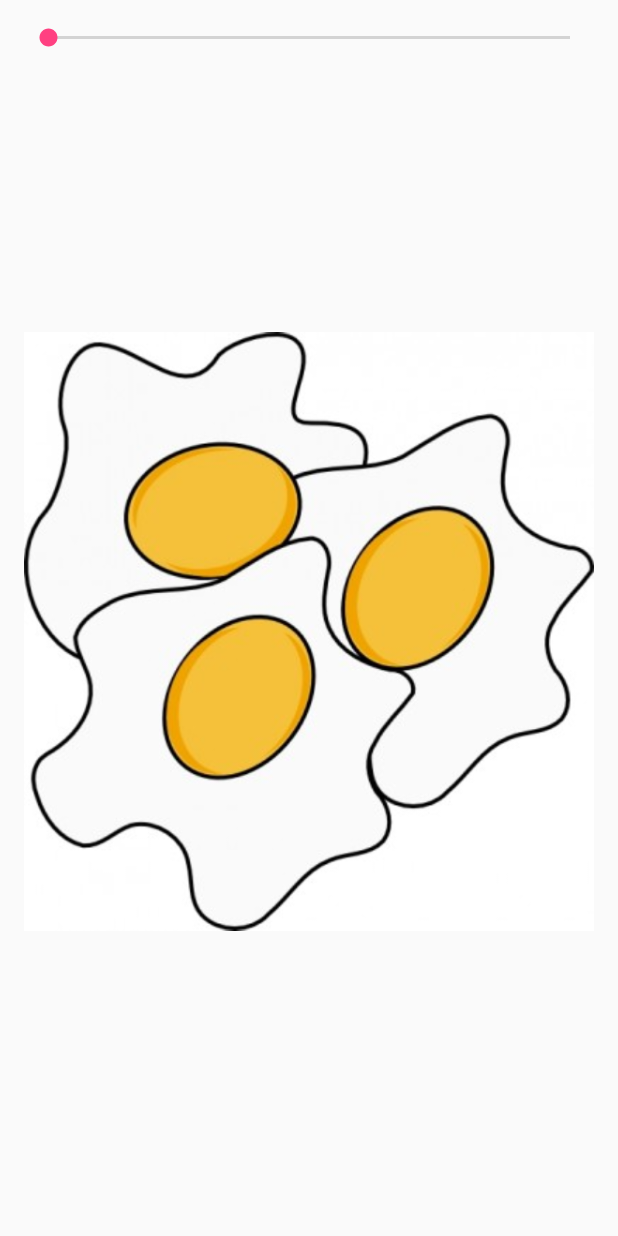
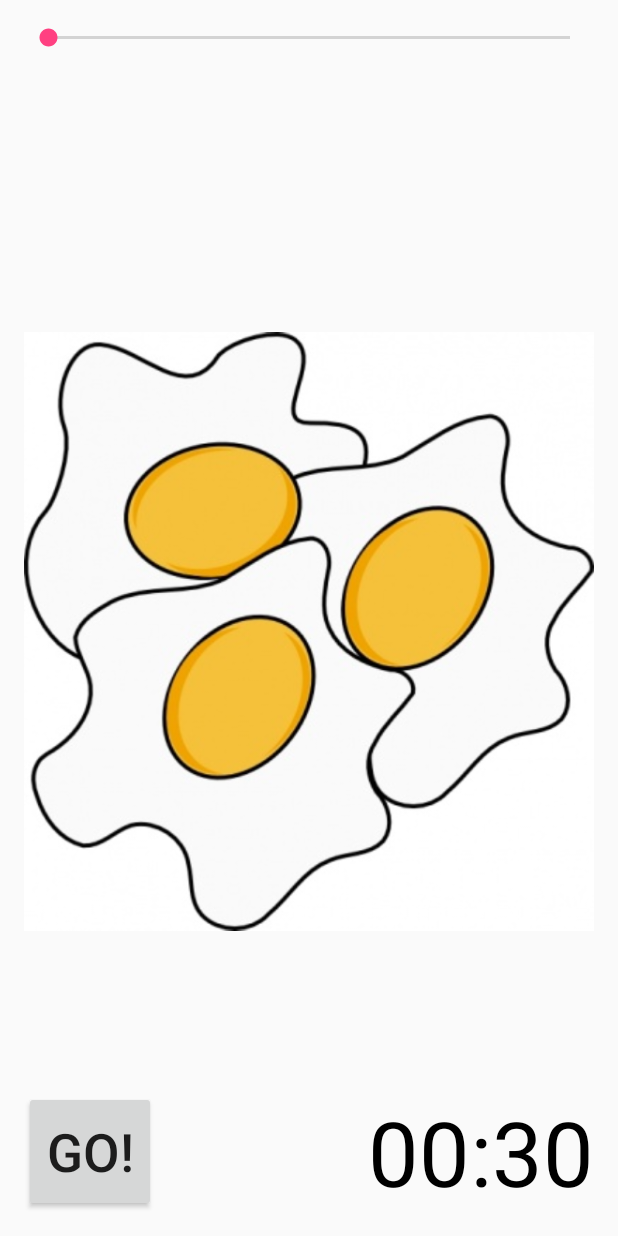
Before and after one commit to devon-17/Code-Horizon, an Android app: the layout activity_main.xml on its own in the app's theme, with its tools: preview values and no code run, on a phone screen of 412 x 824 dp. Run offline under Robolectric (Android 15) with nearby library versions, the light colour scheme and no system bars.

Commit message:
9/29
A little more than halfway through the tutorial video

```diff
--- a/TUTORIALS/EggTimer/app/src/main/java/com/programhorizon/eggtimer/MainActivity.java
+++ b/TUTORIALS/EggTimer/app/src/main/java/com/programhorizon/eggtimer/MainActivity.java
@@ -1,13 +1,84 @@
 package com.programhorizon.eggtimer;
 
+import android.os.CountDownTimer;
 import android.support.v7.app.AppCompatActivity;
 import android.os.Bundle;
+import android.util.Log;
+import android.view.View;
+import android.widget.SeekBar;
+import android.widget.TextView;
 
 public class MainActivity extends AppCompatActivity {
+
+    SeekBar timerSeekBar;
+    TextView timerText;
+
+    public void updateTimer(int secondsLeft){
+
+        int mins = secondsLeft / 60; // turning progress into minutes
+        int seconds = secondsLeft - mins * 60;
+
+        String secondsString = Integer.toString(seconds);
+
+        // if timer ends in "0" for seconds change it to where there is two zeros instead of one
+        if(secondsString == "0"){
+            secondsString = "00";
+        }
+
+        timerText = (TextView)findViewById(R.id.timerTextView);
+
+        timerText.setText(Integer.toString(mins) + ":" + secondsString); // turning ints to text
+    }
+
+    public void controlTimer(View v){
+
+        new CountDownTimer(timerSeekBar.getProgress() * 1000, 1000){
+
+            @Override
+            public void onTick(long millisUntilFinished){
+
+                updateTimer((int) millisUntilFinished / 1000); // casting to int then divided by 1000 to get seconds
+
+            }
+
+            @Override
+            public void onFinish(){
+
+                Log.i("Finished", "Timer done");
+
+            }
+        }.start();
+
+    }
 
     @Override
     protected void onCreate(Bundle savedInstanceState) {
         super.onCreate(savedInstanceState);
         setContentView(R.layout.activity_main);
+
+        timerSeekBar = (SeekBar)findViewById(R.id.timerSeekBar);
+        timerSeekBar.setMax(600); // in seconds so 10 minutes
+        timerSeekBar.setProgress(30); // start progress at 30 seconds
+
+        timerSeekBar.setOnSeekBarChangeListener(new SeekBar.OnSeekBarChangeListener() {
+
+            @Override
+            public void onProgressChanged(SeekBar seekBar, int progress, boolean fromUser) {
+
+                updateTimer(progress);
+
+            }
+
+            @Override
+            public void onStartTrackingTouch(SeekBar seekBar) {
+
+            }
+
+            @Override
+            public void onStopTrackingTouch(SeekBar seekBar) {
+
+            }
+        });
+
     }
 }
--- a/TUTORIALS/EggTimer/app/src/main/res/layout/activity_main.xml
+++ b/TUTORIALS/EggTimer/app/src/main/res/layout/activity_main.xml
@@ -21,11 +21,33 @@
     <ImageView
         android:layout_width="match_parent"
         android:layout_height="match_parent"
-        app:srcCompat="@drawable/Fried Eggs"
+        app:srcCompat="@drawable/fried_egg"
         android:layout_below="@+id/timerSeekBar"
         android:layout_centerHorizontal="true"
-        android:id="@+id/imageView2"
+        android:id="@+id/friedEggImage"
         android:contentDescription=""
-        android:src="@drawable/Fried Eggs" />
+        android:src="@drawable/fried_egg"
+        tools:src="@drawable/fried_egg" />
+
+    <TextView
+        android:text="00:30"
+        android:layout_width="wrap_content"
+        android:layout_height="wrap_content"
+        android:id="@+id/timerTextView"
+        android:textColor="@android:color/background_dark"
+        android:textSize="60sp"
+        android:layout_alignParentBottom="true"
+        android:layout_alignParentEnd="true" />
+
+    <Button
+        android:text="GO!"
+        android:layout_width="wrap_content"
+        android:layout_height="wrap_content"
+        android:layout_alignParentStart="true"
+        android:id="@+id/controllerButton"
+        android:layout_alignParentBottom="true"
+        android:layout_alignTop="@+id/timerTextView"
+        android:textSize="35sp"
+        android:onClick="controlTimer" />
 
 </RelativeLayout>
```
Also changed, not shown: TUTORIALS/EggTimer/app/src/main/res/drawable/Fried Eggs.jpg (deleted), TUTORIALS/EggTimer/app/src/main/res/drawable/fried_egg.jpeg (added).
